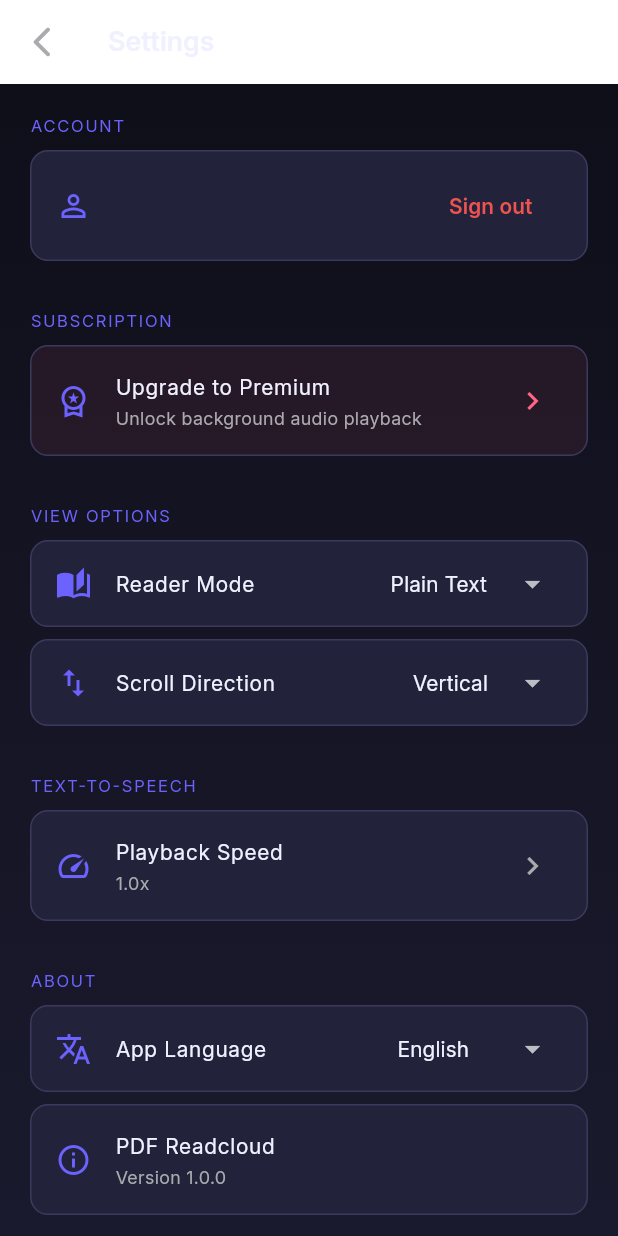
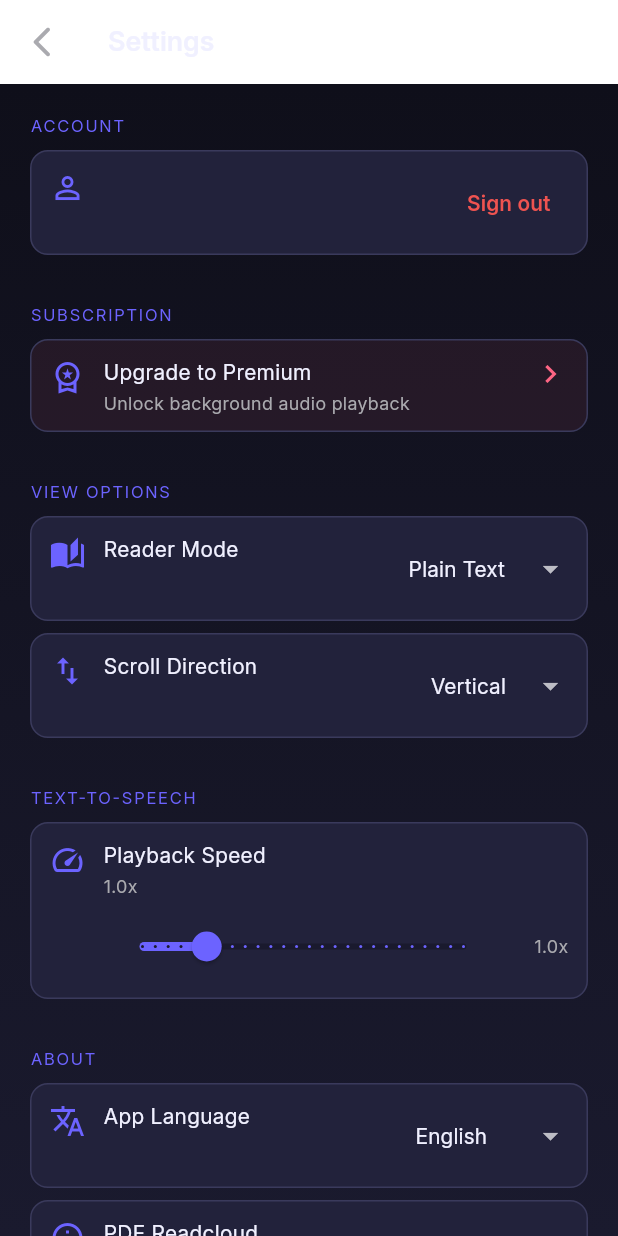
Before and after one commit to Nguyen-Loi/pdf_audio_reader, a Flutter app: the SettingsPage screen opened by its route, on a phone screen of 412 x 824 dp. Run offline on Flutter 3.47's test engine with Material 3 defaults, Android fonts, the phone set to English and light mode, and no system bars; our stand-ins replace audio_service, cloud_firestore, equatable, file_picker, firebase_auth, firebase_core and 7 more; missing offline and left inert: google_mlkit_language_id, syncfusion_flutter_pdf, syncfusion_flutter_pdfviewer; accounts and stored records are empty.

Commit message:
update UI

```diff
--- a/lib/features/settings/presentation/pages/settings_page.dart
+++ b/lib/features/settings/presentation/pages/settings_page.dart
@@ -135,9 +135,33 @@ class SettingsPage extends ConsumerWidget {
           _SettingsTile(
             icon: Icons.speed_outlined,
             title: l10n.playbackSpeed,
-            subtitle: '${config.speed}x',
-            trailing:
-                const Icon(Icons.chevron_right, color: AppColors.textSecondary),
+            subtitle: '${config.speed.toStringAsFixed(1)}x',
+            child: Row(
+              children: [
+                Expanded(
+                  child: Slider(
+                    value: config.speed,
+                    min: 0.5,
+                    max: 3.0,
+                    divisions: 25,
+                    label: '${config.speed.toStringAsFixed(1)}x',
+                    activeColor: AppColors.primary,
+                    inactiveColor: AppColors.bgSurface,
+                    onChanged: (val) {
+                      ref.read(globalTtsConfigProvider.notifier).setSpeed(val);
+                    },
+                  ),
+                ),
+                SizedBox(
+                  width: 44,
+                  child: Text(
+                    '${config.speed.toStringAsFixed(1)}x',
+                    textAlign: TextAlign.end,
+                    style: AppTextStyles.bodySmall,
+                  ),
+                ),
+              ],
+            ),
           ),
 
           const SizedBox(height: AppDimensions.lg),
@@ -202,6 +226,7 @@ class _SettingsTile extends StatelessWidget {
   final IconData icon;
   final String title;
   final String? subtitle;
+  final Widget? child;
   final Widget? trailing;
   final VoidCallback? onTap;
   final Color? tileColor;
@@ -210,6 +235,7 @@ class _SettingsTile extends StatelessWidget {
     required this.icon,
     required this.title,
     this.subtitle,
+    this.child,
     this.trailing,
     this.onTap,
     this.tileColor,
@@ -224,19 +250,51 @@ class _SettingsTile extends StatelessWidget {
         borderRadius: BorderRadius.circular(AppDimensions.radiusMd),
         border: Border.all(color: const Color(0xFF3A3A5C)),
       ),
-      child: ListTile(
-        onTap: onTap,
-        leading: Icon(icon, color: AppColors.primary),
-        title: Text(title, style: AppTextStyles.bodyMedium),
-        subtitle: subtitle != null
-            ? Text(subtitle!,
-                style: AppTextStyles.bodySmall.copyWith(
-                  color: AppColors.textSecondary,
-                ))
-            : null,
-        trailing: trailing,
-        shape: RoundedRectangleBorder(
+      child: Material(
+        color: Colors.transparent,
+        child: InkWell(
+          onTap: onTap,
           borderRadius: BorderRadius.circular(AppDimensions.radiusMd),
+          child: Padding(
+            padding: const EdgeInsets.symmetric(horizontal: 12, vertical: 10),
+            child: Row(
+              crossAxisAlignment: CrossAxisAlignment.start,
+              children: [
+                Padding(
+                  padding: const EdgeInsets.only(top: 2),
+                  child: Icon(icon, color: AppColors.primary),
+                ),
+                const SizedBox(width: 12),
+                Expanded(
+                  child: Column(
+                    crossAxisAlignment: CrossAxisAlignment.start,
+                    children: [
+                      Text(title, style: AppTextStyles.bodyMedium),
+                      if (subtitle != null)
+                        Padding(
+                          padding: const EdgeInsets.only(top: 2),
+                          child: Text(
+                            subtitle!,
+                            style: AppTextStyles.bodySmall.copyWith(
+                              color: AppColors.textSecondary,
+                            ),
+                          ),
+                        ),
+                      if (child != null)
+                        Padding(
+                          padding: const EdgeInsets.only(top: 8),
+                          child: child!,
+                        ),
+                    ],
+                  ),
+                ),
+                if (trailing != null) ...[
+                  const SizedBox(width: 8),
+                  trailing!,
+                ],
+              ],
+            ),
+          ),
         ),
       ),
     );
```
